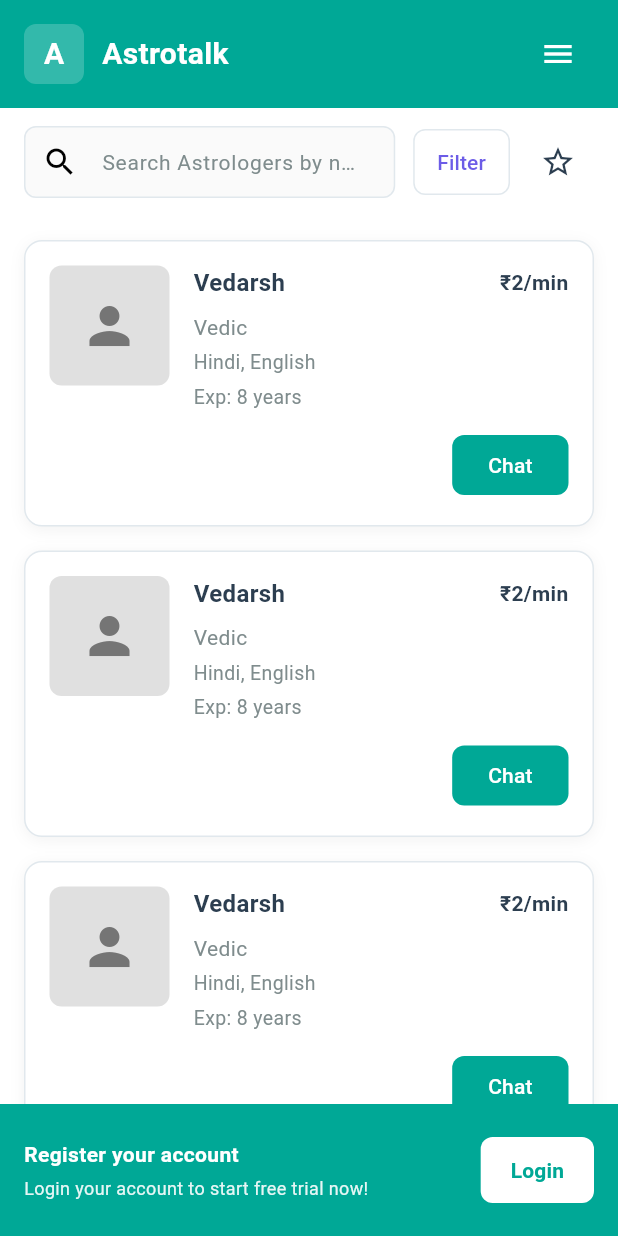
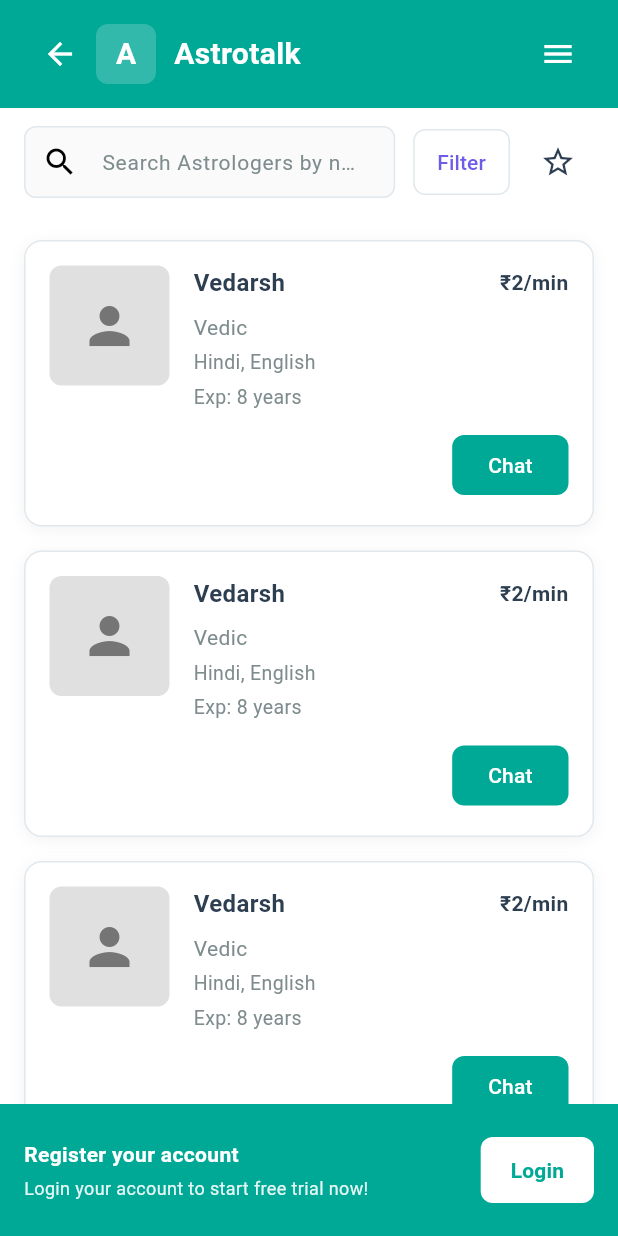
Before and after one commit to ak45akash/Astro-World, a Flutter app: the AstrologersListPage screen opened by its route, on a phone screen of 412 x 824 dp. Run offline on Flutter 3.47's test engine with Material 3 defaults, Android fonts, the light colour scheme and no system bars; our stand-ins replace cloud_firestore, firebase_auth, firebase_core, firebase_messaging, firebase_storage, fl_chart and 6 more; missing offline and left inert: agora_rtc_engine, razorpay_flutter; accounts and stored records are empty; Roboto replaces fonts that are missing (Poppins).

Commit message:
fix: Add back button to astrologers list page
- Add back button in header to navigate to previous screen
- Login button in footer already functional (navigates to /login)
- All auth pages (login, register, forgot password) are complete and functional
- Verified all pages follow Astrotalk design with teal headers

```diff
--- a/lib/features/astrologers/presentation/pages/astrologers_list_page.dart
+++ b/lib/features/astrologers/presentation/pages/astrologers_list_page.dart
@@ -130,6 +130,10 @@
         children: [
           Row(
             children: [
+              IconButton(
+                icon: const Icon(Icons.arrow_back, color: Colors.white),
+                onPressed: () => context.pop(),
+              ),
               Container(
                 width: isMobile ? 40 : 48,
                 height: isMobile ? 40 : 48,
```
